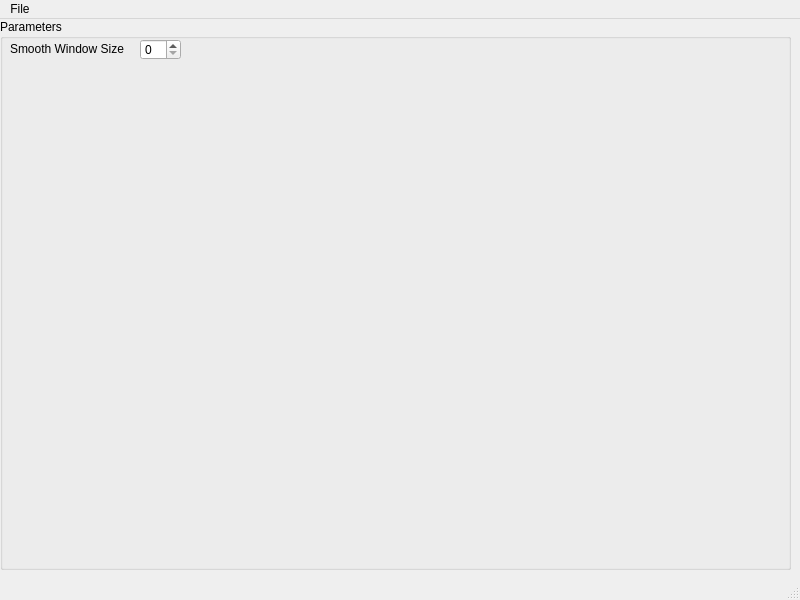
Qt form mainwindow.ui (HarrisShen/model-viewer) before a commit.
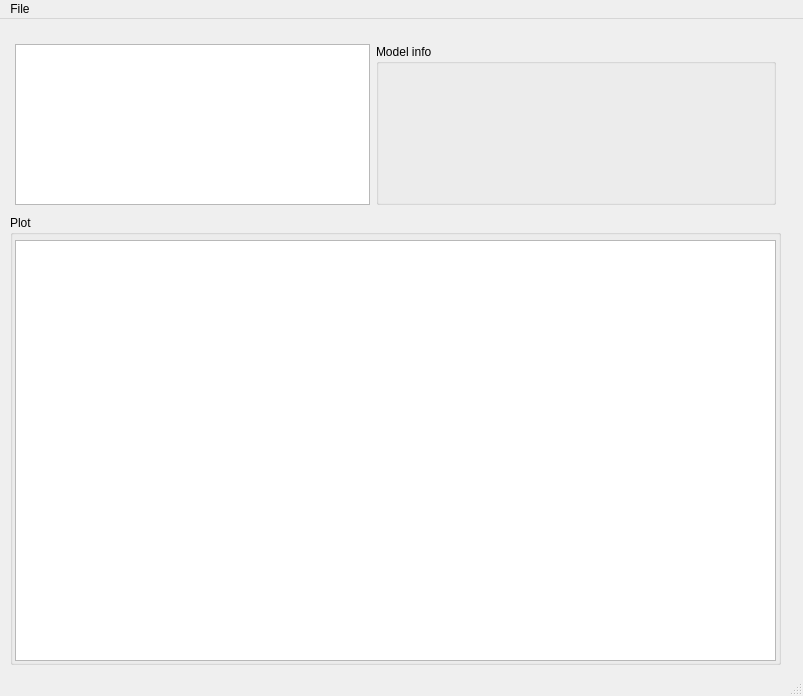
The same form after that commit. Custom widgets are drawn as their Qt base class.

Commit message: Add model selection widgets

```diff
--- a/mainwindow.ui
+++ b/mainwindow.ui
@@ -6,72 +6,159 @@
    <rect>
     <x>0</x>
     <y>0</y>
-    <width>800</width>
-    <height>600</height>
+    <width>803</width>
+    <height>696</height>
    </rect>
   </property>
   <property name="windowTitle">
    <string>Model Viewer</string>
   </property>
   <widget class="QWidget" name="centralwidget">
+   <property name="sizePolicy">
+    <sizepolicy hsizetype="Expanding" vsizetype="Expanding">
+     <horstretch>0</horstretch>
+     <verstretch>0</verstretch>
+    </sizepolicy>
+   </property>
    <widget class="QWidget" name="verticalLayoutWidget">
     <property name="geometry">
      <rect>
       <x>0</x>
       <y>0</y>
       <width>791</width>
-      <height>551</height>
+      <height>651</height>
      </rect>
     </property>
     <layout class="QVBoxLayout" name="mainLayout">
+     <property name="leftMargin">
+      <number>10</number>
+     </property>
+     <property name="topMargin">
+      <number>10</number>
+     </property>
+     <property name="rightMargin">
+      <number>10</number>
+     </property>
+     <property name="bottomMargin">
+      <number>5</number>
+     </property>
      <item>
-      <widget class="QGroupBox" name="groupBox">
-       <property name="sizePolicy">
-        <sizepolicy hsizetype="Preferred" vsizetype="Minimum">
-         <horstretch>0</horstretch>
-         <verstretch>0</verstretch>
-        </sizepolicy>
-       </property>
+      <widget class="QWidget" name="modelWidget" native="true">
        <property name="minimumSize">
         <size>
          <width>0</width>
-         <height>60</height>
+         <height>180</height>
         </size>
        </property>
+       <widget class="QWidget" name="horizontalLayoutWidget_2">
+        <property name="geometry">
+         <rect>
+          <x>0</x>
+          <y>10</y>
+          <width>771</width>
+          <height>171</height>
+         </rect>
+        </property>
+        <layout class="QHBoxLayout" name="modelWidgetLayout">
+         <property name="leftMargin">
+          <number>5</number>
+         </property>
+         <property name="topMargin">
+          <number>5</number>
+         </property>
+         <property name="rightMargin">
+          <number>5</number>
+         </property>
+         <property name="bottomMargin">
+          <number>5</number>
+         </property>
+         <item>
+          <widget class="QListWidget" name="modelList"/>
+         </item>
+         <item>
+          <widget class="QGroupBox" name="modelInfoBox">
+           <property name="minimumSize">
+            <size>
+             <width>400</width>
+             <height>0</height>
+            </size>
+           </property>
+           <property name="title">
+            <string>Model info</string>
+           </property>
+           <widget class="QWidget" name="verticalLayoutWidget_2">
+            <property name="geometry">
+             <rect>
+              <x>-1</x>
+              <y>19</y>
+              <width>401</width>
+              <height>141</height>
+             </rect>
+            </property>
+            <layout class="QVBoxLayout" name="verticalLayout"/>
+           </widget>
+          </widget>
+         </item>
+        </layout>
+       </widget>
+      </widget>
+     </item>
+     <item>
+      <widget class="QGroupBox" name="plotGroupBox">
+       <property name="sizePolicy">
+        <sizepolicy hsizetype="Expanding" vsizetype="Expanding">
+         <horstretch>0</horstretch>
+         <verstretch>0</verstretch>
+        </sizepolicy>
+       </property>
        <property name="title">
-        <string>Parameters</string>
+        <string>Plot</string>
        </property>
-       <property name="flat">
-        <bool>false</bool>
-       </property>
-       <widget class="QSpinBox" name="spinBox">
+       <widget class="QWidget" name="horizontalLayoutWidget">
         <property name="geometry">
          <rect>
-          <x>140</x>
+          <x>0</x>
           <y>20</y>
-          <width>41</width>
-          <height>21</height>
+          <width>771</width>
+          <height>431</height>
          </rect>
         </property>
-        <property name="suffix">
-         <string/>
-        </property>
-        <property name="prefix">
-         <string/>
-        </property>
-       </widget>
-       <widget class="QLabel" name="label">
-        <property name="geometry">
-         <rect>
-          <x>10</x>
-          <y>20</y>
-          <width>141</width>
-          <height>20</height>
-         </rect>
-        </property>
-        <property name="text">
-         <string>Smooth Window Size</string>
-        </property>
+        <layout class="QHBoxLayout" name="plotBoxLayout">
+         <property name="sizeConstraint">
+          <enum>QLayout::SetNoConstraint</enum>
+         </property>
+         <property name="leftMargin">
+          <number>5</number>
+         </property>
+         <property name="topMargin">
+          <number>5</number>
+         </property>
+         <property name="rightMargin">
+          <number>5</number>
+         </property>
+         <property name="bottomMargin">
+          <number>5</number>
+         </property>
+         <item>
+          <widget class="QChartView" name="chartView">
+           <property name="sizePolicy">
+            <sizepolicy hsizetype="Expanding" vsizetype="Expanding">
+             <horstretch>0</horstretch>
+             <verstretch>0</verstretch>
+            </sizepolicy>
+           </property>
+           <property name="minimumSize">
+            <size>
+             <width>0</width>
+             <height>0</height>
+            </size>
+           </property>
+           <property name="autoFillBackground">
+            <bool>false</bool>
+           </property>
+          </widget>
+         </item>
+        </layout>
        </widget>
       </widget>
      </item>
@@ -83,7 +170,7 @@
     <rect>
      <x>0</x>
      <y>0</y>
-     <width>800</width>
+     <width>803</width>
      <height>19</height>
     </rect>
    </property>
@@ -102,6 +189,13 @@
    </property>
   </action>
  </widget>
+ <customwidgets>
+  <customwidget>
+   <class>QChartView</class>
+   <extends>QGraphicsView</extends>
+   <header>QtCharts</header>
+  </customwidget>
+ </customwidgets>
  <resources/>
  <connections/>
 </ui>
```
Left out of the diff: 8 changed lines with no effect on the pictures. The commit also changes 3 other files.
